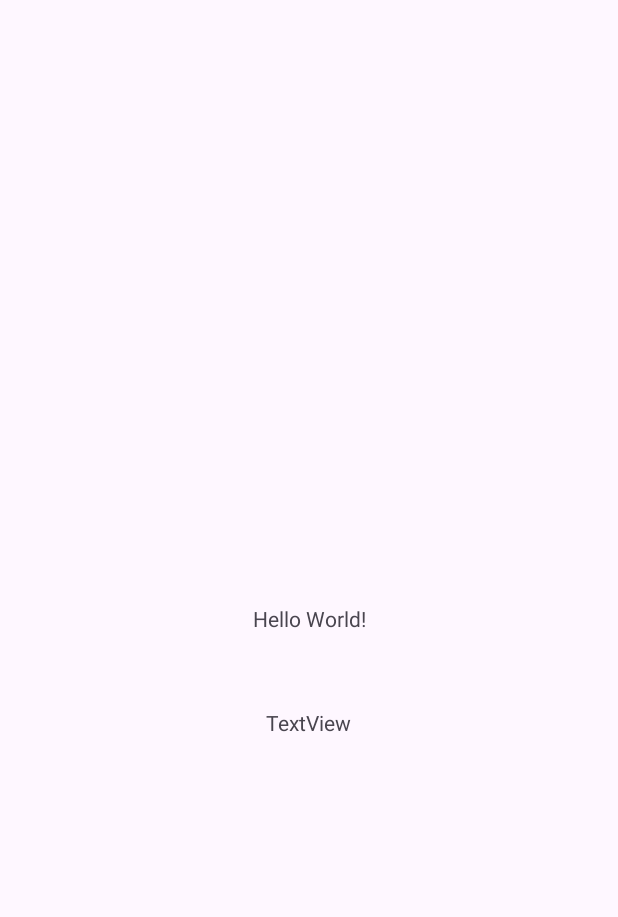
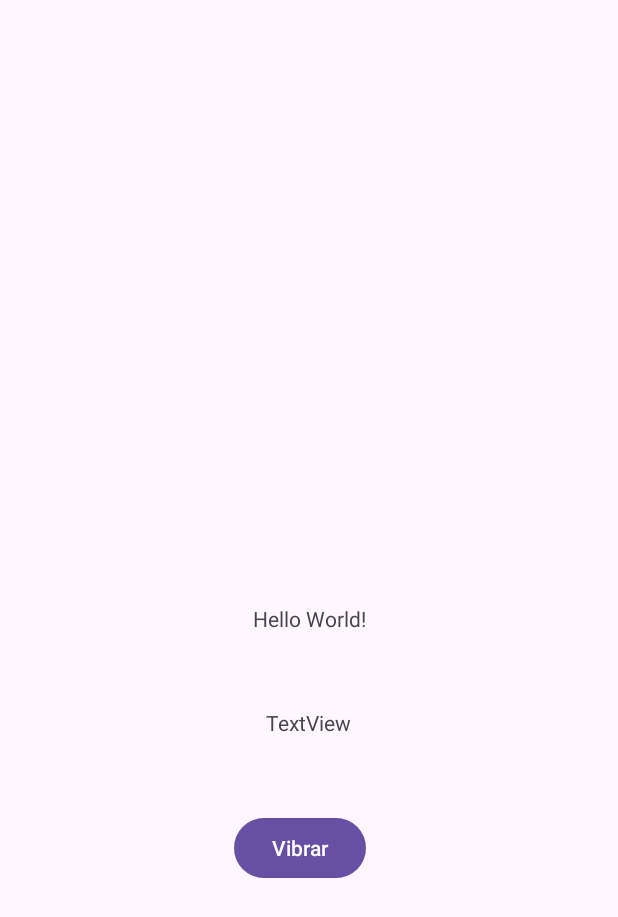
Before and after one commit to FFeldmannR/ControleBateria, an Android app: the screen it shows after launch (MainActivity), on a phone screen of 412 x 824 dp. Before the commit the part shown is almost empty. Shown: the top 917 px of the screen. Run offline under Robolectric (Android 15) with nearby library versions, the phone set to English and light mode, and no system bars.

```diff
--- a/app/src/main/AndroidManifest.xml
+++ b/app/src/main/AndroidManifest.xml
@@ -2,6 +2,7 @@
 <manifest xmlns:android="http://schemas.android.com/apk/res/android"
     xmlns:tools="http://schemas.android.com/tools">
     <uses-permission android:name="android.permission.BATTERY_STATS"/>
+    <uses-permission android:name="android.permission.VIBRATE"/>
 
     <application
         android:allowBackup="true"
--- a/app/src/main/java/br/feldmann/controlebateria/MainActivity.java
+++ b/app/src/main/java/br/feldmann/controlebateria/MainActivity.java
@@ -7,7 +7,10 @@ import android.content.Intent;
 import android.content.IntentFilter;
 import android.os.BatteryManager;
 import android.os.Bundle;
+import android.os.Vibrator;
 import android.util.Log;
+import android.view.View;
+import android.widget.Button;
 import android.widget.TextView;
 //
 public class MainActivity extends AppCompatActivity {
@@ -27,10 +30,28 @@ public class MainActivity extends AppCompatActivity {
         setContentView(R.layout.activity_main);
         Log.d("Construtor", "onCreate");
         //
-
+        Button btnVibrar = (Button) findViewById(R.id.btnVibrar);
+        btnVibrar.setOnClickListener(new View.OnClickListener() {
+            @Override public void onClick(View view) {
+                vibrar(); //chamada do metodo vibrar
+            }
+        });
         // EXIBE NIVEL DE BATERIA
         batteryText = (TextView) findViewById(R.id.bateria);
         this.registerReceiver(this.mBatInfoReceiver, new IntentFilter(Intent.ACTION_BATTERY_CHANGED));
         //
     }//fim onCreate
+    public void vibrar(){
+        // Obtenha uma referência ao serviço de vibração do sistema
+        Vibrator vibrator = (Vibrator) getSystemService(Context.VIBRATOR_SERVICE);
+
+        // Verifique se o dispositivo suporta vibração
+        if (vibrator.hasVibrator()) {
+            // Defina a duração da vibração em milissegundos
+            long duration = 500; // 0,5 segundo
+
+            // Vibra o dispositivo pelo tempo especificado
+            vibrator.vibrate(duration);
+        }
+    }
 }//fim class
--- a/app/src/main/res/layout/activity_main.xml
+++ b/app/src/main/res/layout/activity_main.xml
@@ -28,4 +28,16 @@
         app:layout_constraintStart_toStartOf="parent"
         app:layout_constraintTop_toBottomOf="@+id/textView2" />
 
+    <Button
+        android:id="@+id/btnVibrar"
+        android:layout_width="wrap_content"
+        android:layout_height="wrap_content"
+        android:layout_marginStart="154dp"
+        android:layout_marginTop="50dp"
+        android:layout_marginEnd="166dp"
+        android:text="Vibrar"
+        app:layout_constraintEnd_toEndOf="parent"
+        app:layout_constraintStart_toStartOf="parent"
+        app:layout_constraintTop_toBottomOf="@+id/bateria" />
+
 </androidx.constraintlayout.widget.ConstraintLayout>
```
